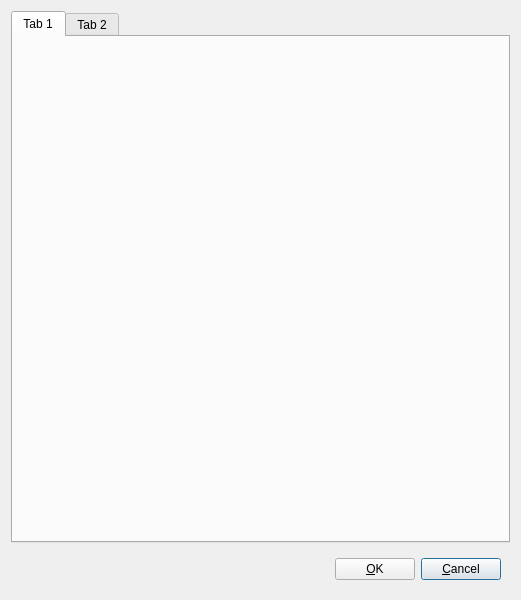
The window that ui/SettingWindow.ui (WeCase/WeCase) describes before a commit, drawn with Qt 5.
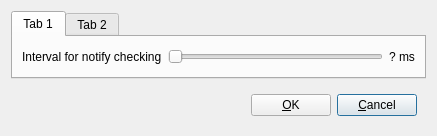
The same window after the commit. Icons and pictures are not drawn.

The edit to the form file:
```diff
--- a/ui/SettingWindow.ui
+++ b/ui/SettingWindow.ui
@@ -6,8 +6,8 @@
    <rect>
     <x>0</x>
     <y>0</y>
-    <width>521</width>
-    <height>600</height>
+    <width>437</width>
+    <height>136</height>
    </rect>
   </property>
   <property name="windowTitle">
@@ -26,6 +26,48 @@
         <attribute name="title">
          <string>Tab 1</string>
         </attribute>
+        <layout class="QVBoxLayout" name="verticalLayout_2">
+         <item>
+          <layout class="QHBoxLayout" name="horizontalLayout">
+           <item>
+            <widget class="QLabel" name="label">
+             <property name="text">
+              <string>Interval for notify checking</string>
+             </property>
+            </widget>
+           </item>
+           <item>
+            <widget class="QSlider" name="intervalSlider">
+             <property name="minimum">
+              <number>5</number>
+             </property>
+             <property name="maximum">
+              <number>360</number>
+             </property>
+             <property name="singleStep">
+              <number>30</number>
+             </property>
+             <property name="pageStep">
+              <number>0</number>
+             </property>
+             <property name="value">
+              <number>5</number>
+             </property>
+             <property name="orientation">
+              <enum>Qt::Horizontal</enum>
+             </property>
+            </widget>
+           </item>
+           <item>
+            <widget class="QLabel" name="intervalLabel">
+             <property name="text">
+              <string>? ms</string>
+             </property>
+            </widget>
+           </item>
+          </layout>
+         </item>
+        </layout>
        </widget>
        <widget class="QWidget" name="tab_2">
         <attribute name="title">
```
Left out of the diff: 27 changed lines with no effect on the pictures.
